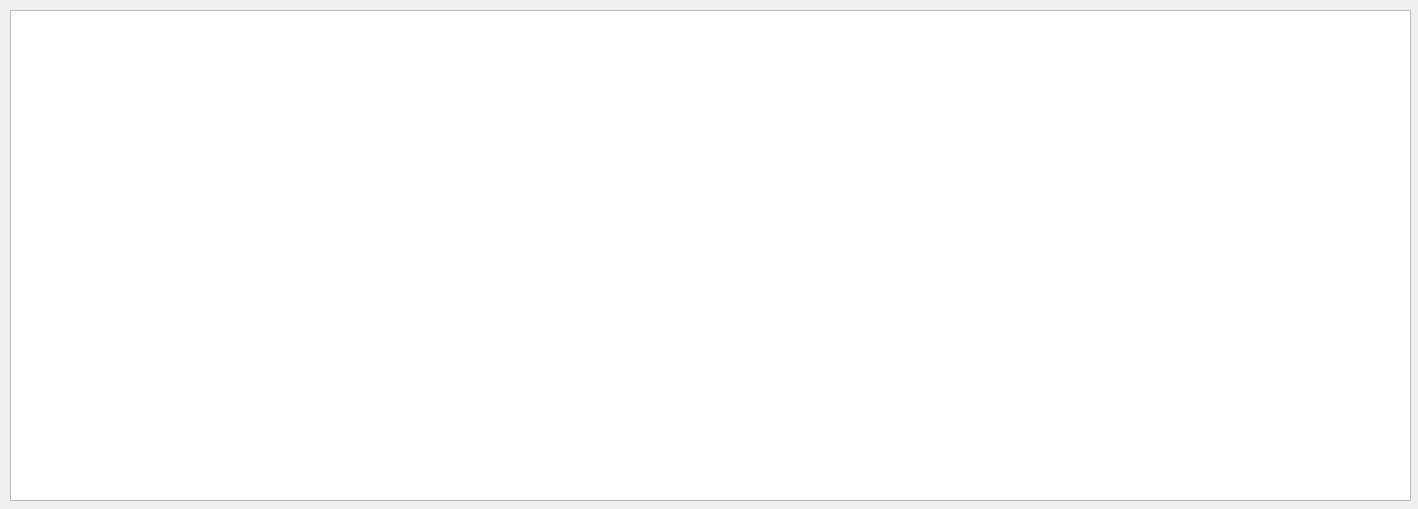
The window that Tiempos.ui (MasterDigimon/Sem_SO) describes before a commit, drawn with Qt 5.
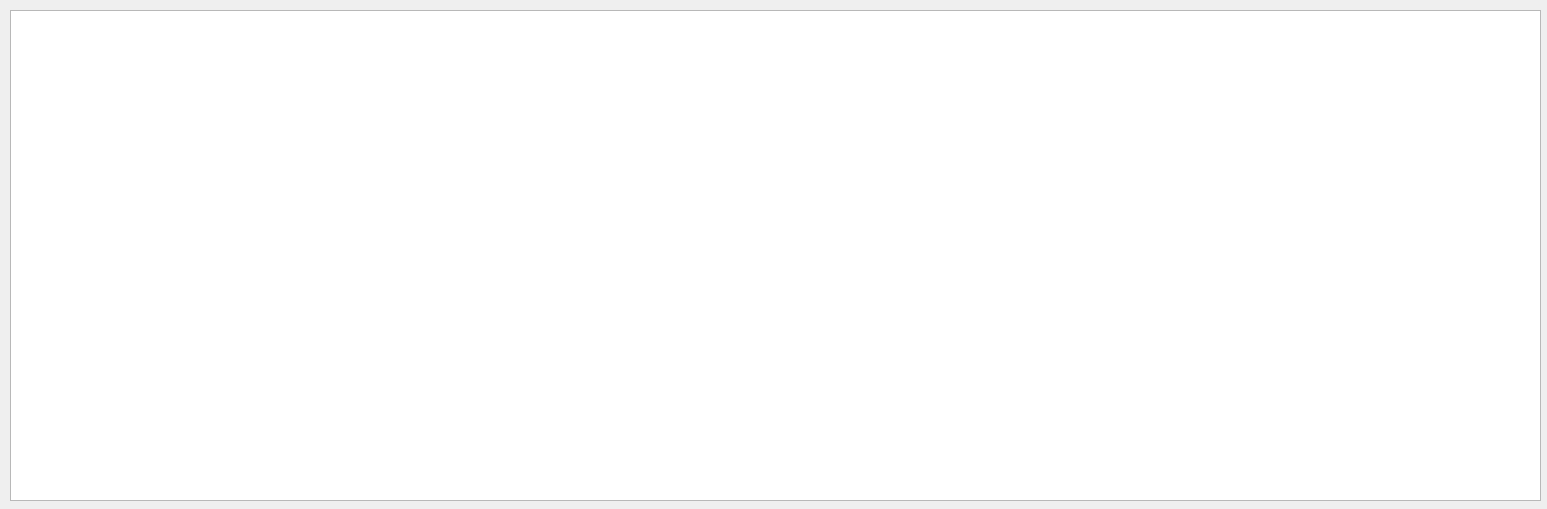
The same window after the commit.

The edit to the form file:
```diff
--- a/Tiempos.ui
+++ b/Tiempos.ui
@@ -6,7 +6,7 @@
    <rect>
     <x>0</x>
     <y>0</y>
-    <width>1418</width>
+    <width>1547</width>
     <height>509</height>
    </rect>
   </property>
@@ -18,7 +18,7 @@
     <rect>
      <x>10</x>
      <y>10</y>
-     <width>1401</width>
+     <width>1531</width>
      <height>491</height>
     </rect>
    </property>
@@ -26,7 +26,7 @@
     <bool>true</bool>
    </attribute>
    <attribute name="horizontalHeaderDefaultSectionSize">
-    <number>150</number>
+    <number>140</number>
    </attribute>
    <attribute name="verticalHeaderVisible">
     <bool>false</bool>
```
Left out of the diff: 3 changed lines with no effect on the pictures.
